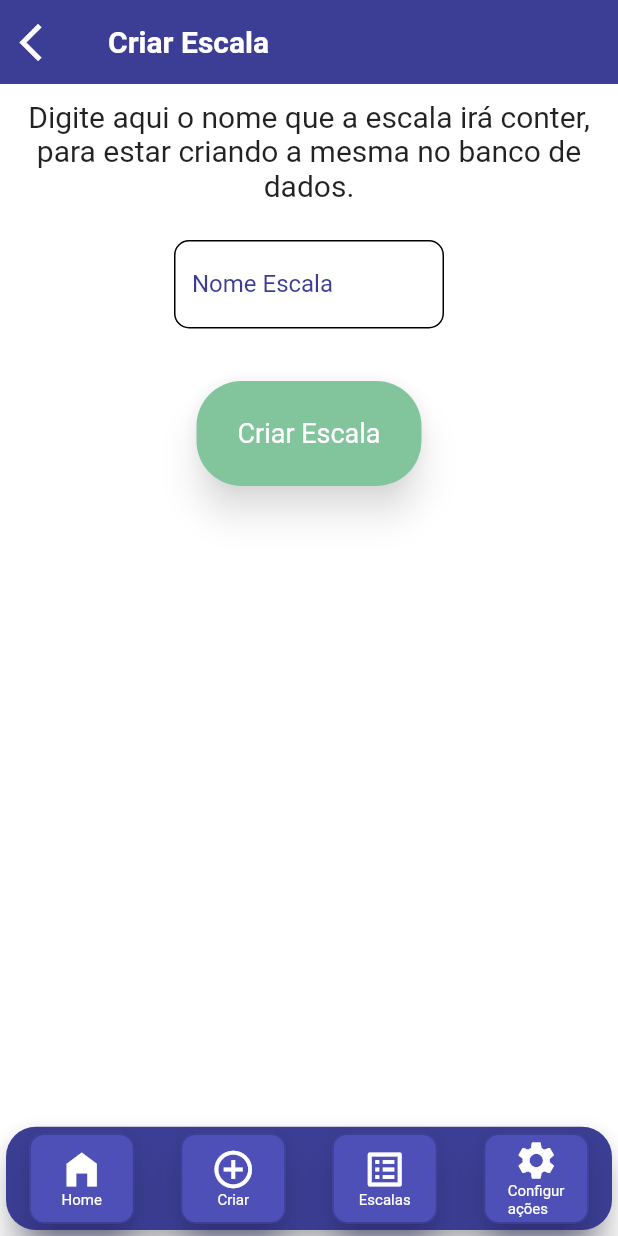
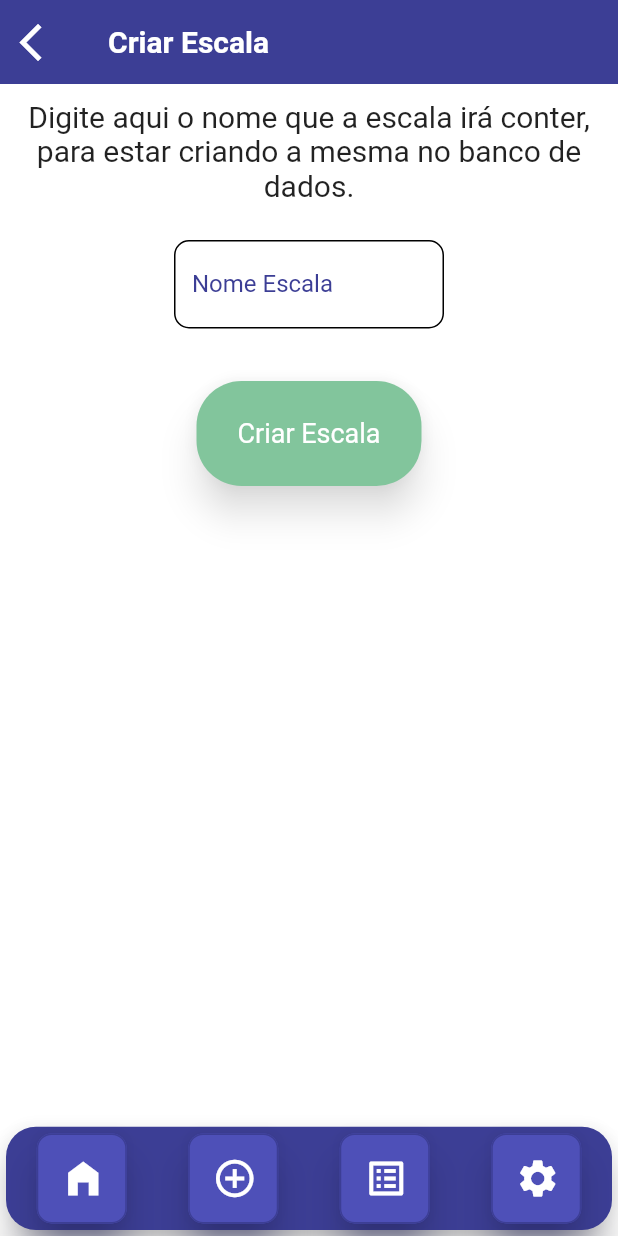
Before and after one commit to Tiodirca/SenturionScale, a Flutter app: the screen it shows after launch, item 2 of the bottom bar chosen, on a phone screen of 412 x 824 dp. Run offline on Flutter 3.47's test engine with Material 2 defaults, Android fonts, the phone set to English and light mode, and no system bars; our stand-ins replace shared_preferences.

Commit message:
remocao de legenda dos botoes da barra de navegacao mudando classes de diretorio

```diff
--- a/lib/Telas/Tabelas/tela_criar_tabela_banco.dart
+++ b/lib/Telas/Tabelas/tela_criar_tabela_banco.dart
@@ -1,5 +1,5 @@
 import 'package:flutter/material.dart';
-import 'package:senturionscale/Uteis/AcoesBancoDadosTabelas.dart';
+import 'package:senturionscale/Uteis/AcoesBancoDados/AcoesBancoDadosTabelas.dart';
 import 'package:senturionscale/Uteis/PaletaCores.dart';
 import 'package:senturionscale/Uteis/ajustar_visualizacao.dart';
 import 'package:senturionscale/Uteis/constantes.dart';
--- a/lib/Telas/Tabelas/tela_listagem_tabalas_banco_dados.dart
+++ b/lib/Telas/Tabelas/tela_listagem_tabalas_banco_dados.dart
@@ -1,6 +1,6 @@
 import 'package:flutter/material.dart';
 import 'package:senturionscale/Modelos/exibir_tabelas.dart';
-import 'package:senturionscale/Uteis/AcoesBancoDadosTabelas.dart';
+import 'package:senturionscale/Uteis/AcoesBancoDados/AcoesBancoDadosTabelas.dart';
 import 'package:senturionscale/Uteis/PaletaCores.dart';
 import 'package:senturionscale/Uteis/constantes.dart';
 import 'package:senturionscale/Uteis/estilo.dart';
--- a/lib/Telas/telaCadastro.dart
+++ b/lib/Telas/telaCadastro.dart
@@ -1,5 +1,5 @@
 import 'package:flutter/material.dart';
-import 'package:senturionscale/Uteis/AcaoBancoDadosItensEscala.dart';
+import 'package:senturionscale/Uteis/AcoesBancoDados/AcaoBancoDadosItensEscala.dart';
 import 'package:senturionscale/Uteis/PaletaCores.dart';
 import 'package:senturionscale/Uteis/ajustar_visualizacao.dart';
 import 'package:senturionscale/Uteis/constantes.dart';
--- a/lib/Telas/tela_listagem_itens.dart
+++ b/lib/Telas/tela_listagem_itens.dart
@@ -1,6 +1,6 @@
 import 'package:flutter/material.dart';
 import 'package:senturionscale/Modelos/escala_modelo.dart';
-import 'package:senturionscale/Uteis/AcaoBancoDadosItensEscala.dart';
+import 'package:senturionscale/Uteis/AcoesBancoDados/AcaoBancoDadosItensEscala.dart';
 import 'package:senturionscale/Uteis/PaletaCores.dart';
 import 'package:senturionscale/Uteis/constantes.dart';
 import 'package:intl/intl.dart';
@@ -37,10 +37,10 @@ class _TelaListagemItensState extends State<TelaListagemItens> {
           if (escalaBanco.isEmpty) {
             exibirTelaCarregamento = false;
           } else {
-            // escalaBanco.sort((a, b) => DateFormat("dd/MM/yyyy EEEE", "pt_BR")
-            //     .parse(a.dataCulto)
-            //     .compareTo(
-            //         DateFormat("dd/MM/yyyy EEEE", "pt_BR").parse(b.dataCulto)));
+            escalaBanco.sort((a, b) => DateFormat("dd/MM/yyyy EEEE", "pt_BR")
+                .parse(a.dataCulto)
+                .compareTo(
+                    DateFormat("dd/MM/yyyy EEEE", "pt_BR").parse(b.dataCulto)));
             escala = escalaBanco;
             exibirTelaCarregamento = false;
           }
@@ -49,9 +49,7 @@ class _TelaListagemItensState extends State<TelaListagemItens> {
     );
   }
 
-  Widget botoesAcoes(
-          String nomeBotao, Color corBotao) =>
-      SizedBox(
+  Widget botoesAcoes(String nomeBotao, Color corBotao) => SizedBox(
       height: 70,
       width: 100,
       child: ElevatedButton(
@@ -108,9 +106,7 @@ class _TelaListagemItensState extends State<TelaListagemItens> {
             },
           )));
 
-  Widget botoesAcoesListagem(
-          String nomeBotao, Color corBotao) =>
-      SizedBox(
+  Widget botoesAcoesListagem(String nomeBotao, Color corBotao) => SizedBox(
       height: 40,
       width: 60,
       child: ElevatedButton(
@@ -150,8 +146,7 @@ class _TelaListagemItensState extends State<TelaListagemItens> {
                   color: PaletaCores.corAdtl,
                 );
               } else {
-                    return const Icon(Icons.refresh,
-                        color: PaletaCores.corAdtl);
+                return const Icon(Icons.refresh, color: PaletaCores.corAdtl);
               }
             },
           )));
@@ -386,12 +381,15 @@ class _TelaListagemItensState extends State<TelaListagemItens> {
                                                                 .center,
                                                             width: 90,
                                                             //SET width
+                                                            child:
+                                                                SingleChildScrollView(
                                                               child: Text(
                                                                   item
                                                                       .horarioTroca,
                                                                   textAlign:
                                                                       TextAlign
-                                                                        .center))),
+                                                                          .center),
+                                                            ))),
                                                         DataCell(SizedBox(
                                                             width: 90,
                                                             //SET width
--- a/lib/Uteis/AcaoBancoDadosItensEscala.dart
+++ b/lib/Uteis/AcoesBancoDados/AcaoBancoDadosItensEscala.dart
@@ -70,7 +70,6 @@ class AcaoBancoDadosItensEscala {
       //definindo que a variavel vai receber os seguintes parametros
       final response = await http.post(root, body: map).timeout(const Duration(seconds: 20));
       if (200 == response.statusCode) {
-        print(response.body);
         List<EscalaModelo> list = parseResponse(response.body);
         return list;
       }
--- a/lib/Uteis/textos.dart
+++ b/lib/Uteis/textos.dart
@@ -65,14 +65,18 @@ class Textos {
       " horários que ocorrerão as trocas de cooperadores(as). Inicialmente será pedido para definir o "
       "horário de início da escala e depois o horário que ira ocorrer a troca.";
   static String descricaoTrocaSemana = "Horário durante a semana";
-  static String descricaoTimePickerHorarioInicial = "Defina o Horário de inicio";
-  static String descricaoTimePickerHorarioTroca = "Defina o Horário que ocorrerá a troca";
-  static String descricaoTrocaFimSemana =
-      "Horário durante o final de semana";
+  static String descricaoTimePickerHorarioInicial =
+      "Defina o Horário de inicio";
+  static String descricaoTimePickerHorarioTroca =
+      "Defina o Horário que ocorrerá a troca";
+  static String descricaoTrocaFimSemana = "Horário durante o final de semana";
 
   // LISTAGEM
   static String tituloTelaListagemItens = "Listagem Itens";
-  static String descricaoTelaListagemItens = "Listagem de Itens";
+  static String descricaoTelaListagemItens =
+      "Aqui você pode estar vendo a escala completa,"
+      "com todos os itens já adicionados. se for necessario"
+      " araste a lista para os lados para ver os demais campos.";
 
   // SUCESSOS
   static String sucessoMsgCriarTabela =
--- a/lib/Widgets/barra_navegacao_widget.dart
+++ b/lib/Widgets/barra_navegacao_widget.dart
@@ -1,14 +1,13 @@
 import 'package:flutter/material.dart';
 import 'package:senturionscale/Uteis/PaletaCores.dart';
 import 'package:senturionscale/Uteis/constantes.dart';
-import 'package:senturionscale/Uteis/textos.dart';
 
 class BarraNavegacao extends StatelessWidget {
   const BarraNavegacao({Key? key}) : super(key: key);
 
   Widget botoesIcones(String tipoIcone, BuildContext context) => SizedBox(
       height: 60,
-      width: 70,
+      width: 60,
       child: ElevatedButton(
         style: ElevatedButton.styleFrom(
           side: const BorderSide(color: PaletaCores.corAdtl),
@@ -35,60 +34,24 @@ class BarraNavegacao extends StatelessWidget {
         child: LayoutBuilder(
           builder: (context, constraints) {
             if (tipoIcone == Constantes.tipoIconeHome) {
-              return Column(
-                mainAxisAlignment: MainAxisAlignment.center,
-                children: [
-                  const Icon(
+              return const Icon(
                 Icons.home_filled,
                 size: 30,
-                  ),
-                  Text(
-                   Textos.btnHome,
-                    style: const TextStyle(fontSize: 10),
-                  )
-                ],
               );
             } else if (tipoIcone == Constantes.tipoIconeLista) {
-              return Column(
-                mainAxisAlignment: MainAxisAlignment.center,
-                children: [
-                  const Icon(
+              return const Icon(
                 Icons.list_alt_outlined,
                 size: 30,
-                  ),
-                  Text(
-                    Textos.btnSelecionarEscala,
-                    style: const TextStyle(fontSize: 10),
-                  )
-                ],
               );
             } else if (tipoIcone == Constantes.tipoIconeAdicionar) {
-              return Column(
-                mainAxisAlignment: MainAxisAlignment.center,
-                children: [
-                  const Icon(
+              return const Icon(
                 Icons.add_circle_outline_outlined,
                 size: 30,
-                  ),
-                  Text(
-                    Textos.btnCriarEscala,
-                    style: const TextStyle(fontSize: 10),
-                  )
-                ],
               );
             } else {
-              return Column(
-                mainAxisAlignment: MainAxisAlignment.center,
-                children: [
-                  const Icon(
+              return const Icon(
                 Icons.settings,
                 size: 30,
-                  ),
-                  Text(
-                    Textos.btnConfiguracoes,
-                    style: const TextStyle(fontSize: 10),
-                  )
-                ],
               );
             }
           },
@@ -106,7 +69,7 @@ class BarraNavegacao extends StatelessWidget {
       color: PaletaCores.corAdtl,
       child: SizedBox(
         width: larguraTela,
-        height: 80,
+        height: 70,
         child: Row(
           mainAxisAlignment: MainAxisAlignment.spaceAround,
           children: [
```
Also changed, not shown: lib/Uteis/AcoesBancoDados/AcoesBancoDadosTabelas.dart (renamed from lib/Uteis/AcoesBancoDadosTabelas.dart). Lines whose indentation alone changed are shown as unchanged.
